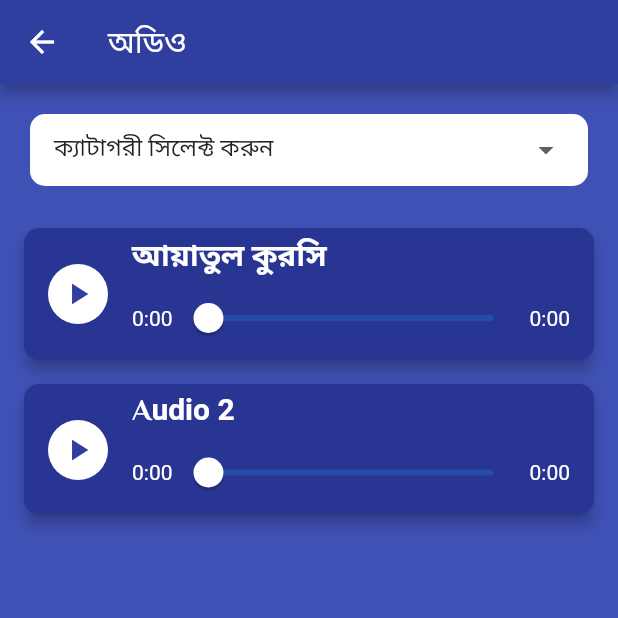
After one commit to faysalewucse/ruqyah_and_ayat, a Flutter app: the AudioPage screen opened directly, on a phone screen of 412 x 824 dp, the top half of it. The commit adds this screen. Run offline on Flutter 3.47's test engine with Material 2 defaults, Android fonts, the phone set to English and light mode, and no system bars; our stand-ins replace audioplayers, google_fonts; missing offline and left inert: flutter_islamic_icons.

Commit message:
added audio card and category dropdown design

```diff
--- a/lib/main.dart
+++ b/lib/main.dart
@@ -13,7 +13,7 @@ void main() {
       cardColor: Colors.indigo[800],
       floatingActionButtonTheme: const FloatingActionButtonThemeData(
         backgroundColor: Colors.white
-      )
+      ),
     ),
   ));
 }
--- /dev/null
+++ b/lib/pages/audio/audio.dart
@@ -0,0 +1,276 @@
+import 'package:flutter/material.dart';
+import 'package:audioplayers/audioplayers.dart';
+
+class AudioTrack {
+  final int id;
+  final String title;
+  final String audioUrl;
+
+  AudioTrack({required this.id, required this.title, required this.audioUrl});
+}
+
+class AudioPage extends StatefulWidget {
+  @override
+  _AudioPageState createState() => _AudioPageState();
+}
+
+class _AudioPageState extends State<AudioPage> {
+  List<AudioTrack> audioTracks = [
+    AudioTrack(
+        id: 1,
+        title: 'আয়াতুল কুরসি',
+        audioUrl:
+            'https://cdn.islamic.network/quran/audio/128/ar.alafasy/262.mp3'),
+    AudioTrack(
+        id: 2,
+        title: 'Audio 2',
+        audioUrl:
+            'https://cdn.islamic.network/quran/audio/128/ar.alafasy/262.mp3'),
+    // Add more audio tracks here
+  ];
+
+  late AudioPlayer audioPlayer;
+  AudioTrack? currentTrack;
+  PlayerState audioState = PlayerState.stopped;
+  Duration? totalDuration;
+  Duration? currentPosition;
+
+  @override
+  void initState() {
+    super.initState();
+    audioPlayer = AudioPlayer();
+    audioPlayer.onPlayerStateChanged.listen((event) {
+      if (mounted) {
+        setState(() {
+          audioState = event;
+        });
+      }
+    });
+    audioPlayer.onDurationChanged.listen((duration) {
+      if (mounted) {
+        setState(() {
+          totalDuration = duration;
+        });
+      }
+    });
+
+    audioPlayer.onDurationChanged.listen((duration) {
+      if (mounted) {
+        setState(() {
+          currentPosition = duration;
+        });
+      }
+    });
+  }
+
+  @override
+  void dispose() {
+    audioPlayer.release();
+    audioPlayer.dispose();
+    super.dispose();
+  }
+
+  void playAudio(String url, int id) async {
+    if(PlayerState.playing == true){
+      stopAudio();
+    }
+    await audioPlayer.play(UrlSource(url));
+    setState(() {
+      currentTrack = audioTracks.firstWhere((track) => track.id == id);
+    });
+  }
+
+  void pauseAudio() async {
+    await audioPlayer.pause();
+    setState(() {
+      audioState = PlayerState.paused;
+    });
+  }
+
+  void stopAudio() async {
+    audioPlayer.stop();
+
+    setState(() {
+      audioState = PlayerState.stopped;
+      currentPosition = Duration.zero;
+    });
+  }
+
+  List<String> dropdownOptions = [
+    'Option 1',
+    'Option 2',
+    'Option 3',
+    // Add more options here
+  ];
+
+  String? selectedOption;
+
+  @override
+  Widget build(BuildContext context) {
+    return Scaffold(
+      appBar: AppBar(
+        backgroundColor: Colors.indigo[700],
+        title: const Text('অডিও'),
+      ),
+      body: Column(
+        children: [
+          Container(
+            margin: const EdgeInsets.all(20.0),
+            width: double.infinity,
+            padding: const EdgeInsets.symmetric(horizontal: 16),
+            decoration: BoxDecoration(
+              color: Colors.white,
+              borderRadius: BorderRadius.circular(10),
+            ),
+            child: DropdownButton<String>(
+              value: selectedOption,
+              isExpanded: true,
+              underline: SizedBox(),
+              items: [
+                // Placeholder item
+                const DropdownMenuItem<String>(
+                  value: null,
+                  child: Text('ক্যাটাগরী সিলেক্ট করুন'),
+                ),
+                // Dropdown options
+                ...dropdownOptions.map((String option) {
+                  return DropdownMenuItem<String>(
+                    value: option,
+                    child: Text(option),
+                  );
+                }).toList(),
+              ],
+              onChanged: (String? newValue) {
+                setState(() {
+                  selectedOption = newValue;
+                  // You can do something based on the selected option if needed
+                });
+              },
+            ),
+          ),
+          Expanded(
+            child: ListView.builder(
+              itemCount: audioTracks.length,
+              itemBuilder: (context, index) {
+                final audioTrack = audioTracks[index];
+                final isCurrentTrack = currentTrack == audioTrack;
+                final isPlaying =
+                    audioState == PlayerState.playing && isCurrentTrack;
+                return AudioTrackCard(
+                  track: audioTrack,
+                  isPlaying: isPlaying,
+                  currentPosition: currentPosition,
+                  totalDuration: totalDuration,
+                  onPlay: () => playAudio(audioTrack.audioUrl, audioTrack.id),
+                  onPause: pauseAudio,
+                  onStop: stopAudio,
+                );
+              },
+            ),
+          ),
+        ],
+      ),
+    );
+  }
+}
+
+class AudioTrackCard extends StatelessWidget {
+  final AudioTrack track;
+  final bool isPlaying;
+  final Duration? currentPosition;
+  final Duration? totalDuration;
+  final VoidCallback onPlay;
+  final VoidCallback onPause;
+  final VoidCallback onStop;
+
+  const AudioTrackCard({
+    super.key,
+    required this.track,
+    required this.isPlaying,
+    required this.currentPosition,
+    required this.totalDuration,
+    required this.onPlay,
+    required this.onPause,
+    required this.onStop,
+  });
+
+  @override
+  Widget build(BuildContext context) {
+    return Card(
+      elevation: 4,
+      margin: const EdgeInsets.symmetric(horizontal: 16, vertical: 8),
+      shape: RoundedRectangleBorder(borderRadius: BorderRadius.circular(10)),
+      child: ListTile(
+        leading: Column(
+          mainAxisAlignment: MainAxisAlignment.center,
+          children: [
+            Container(
+              decoration: const BoxDecoration(
+                color: Colors.white,
+                shape: BoxShape.circle,
+              ),
+              padding: const EdgeInsets.all(8),
+              child: isPlaying
+                  ? Icon(Icons.pause, color: Colors.indigo[700], size: 24)
+                  : Icon(Icons.play_arrow, color: Colors.indigo[700], size: 24),
+            ),
+          ],
+        ),
+        title: Text(track.title,
+            style: const TextStyle(
+                color: Colors.white,
+                fontWeight: FontWeight.bold,
+                fontSize: 20)),
+        subtitle: AudioProgressBar(
+          currentPosition: currentPosition,
+          totalDuration: totalDuration,
+        ),
+        trailing: isPlaying
+            ? IconButton(
+                icon: const Icon(
+                  Icons.stop,
+                  color: Colors.white,
+                ),
+                onPressed: onStop)
+            : null,
+        onTap: isPlaying ? onPause : onPlay,
+      ),
+    );
+  }
+}
+
+class AudioProgressBar extends StatelessWidget {
+  final Duration? currentPosition;
+  final Duration? totalDuration;
+
+  const AudioProgressBar(
+      {super.key, required this.currentPosition, required this.totalDuration});
+
+  @override
+  Widget build(BuildContext context) {
+    final positionText = currentPosition != null
+        ? currentPosition!.toString().split('.').first
+        : '0:00';
+    final durationText = totalDuration != null
+        ? totalDuration!.toString().split('.').first
+        : '0:00';
+
+    return Row(
+      children: [
+        Text(
+          positionText,
+          style: const TextStyle(color: Colors.white),
+        ),
+        Expanded(
+          child: Slider(
+            activeColor: Colors.white,
+            value: currentPosition?.inMilliseconds.toDouble() ?? 0.0,
+            onChanged: (value) {},
+            max: totalDuration?.inMilliseconds.toDouble() ?? 0.0,
+          ),
+        ),
+        Text(durationText, style: const TextStyle(color: Colors.white)),
+      ],
+    );
+  }
+}
--- a/lib/pages/ayat/ayat.dart
+++ b/lib/pages/ayat/ayat.dart
@@ -29,7 +29,7 @@ class _AyatPageState extends State<AyatPage> {
                 fontSize: 22, color: Colors.white, fontWeight: FontWeight.bold),
           ),
           const Text(
-            ' بِسْمِ اللَّهِ الرَّحْمَـنِ الرَّحِيـمِ',
+            'بِسْمِ اللَّهِ الرَّحْمَـنِ الرَّحِيـم',
             textDirection: TextDirection.rtl,
             style: TextStyle(
                 fontSize: 20, color: Colors.white, fontWeight: FontWeight.bold),
--- a/pubspec.yaml
+++ b/pubspec.yaml
@@ -15,6 +15,7 @@ dependencies:
   cupertino_icons: ^1.0.2
   google_fonts: ^4.0.4
   flutter_islamic_icons: ^1.0.2
+  audioplayers: ^4.1.0
 
 dev_dependencies:
   flutter_test:
```
Also changed, not shown: lib/components/cards/category_card.dart (+12 -4 lines), lib/pages/home_page.dart (+16 -20 lines), pubspec.lock.
